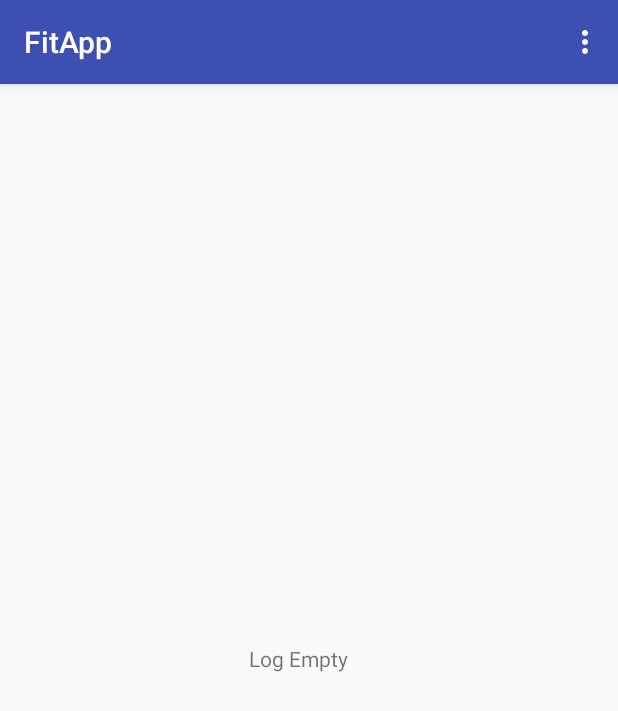
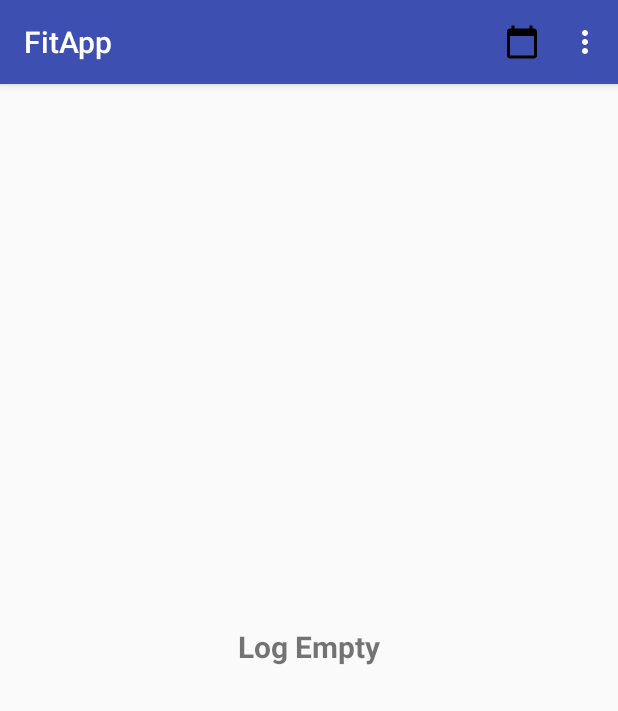
Before and after one commit to zaidsbaghal/FitTrak, an Android app: the screen it shows after launch once a user with an empty profile is signed in (mainLogActivity), on a phone screen of 412 x 824 dp. Shown: the top 711 px of the screen. Run offline under Robolectric (Android 15) with nearby library versions, the phone set to English and light mode, and no system bars; our stand-ins replace Firebase (no records; nobody signed in at launch, a user with empty details on screens opened directly).

Commit message:
started work on calendar view

```diff
--- a/FitnessTracker/app/build.gradle
+++ b/FitnessTracker/app/build.gradle
@@ -31,5 +31,6 @@ dependencies {
     implementation 'com.google.firebase:firebase-core:16.0.8'
     androidTestImplementation 'com.android.support.test:runner:1.0.2'
     androidTestImplementation 'com.android.support.test.espresso:espresso-core:3.0.2'
+    implementation 'com.android.support:recyclerview-v7:27.0.0'
 }
 apply plugin: 'com.google.gms.google-services'
--- a/FitnessTracker/app/src/main/java/com/example/fitnesstracker/mainLogActivity.java
+++ b/FitnessTracker/app/src/main/java/com/example/fitnesstracker/mainLogActivity.java
@@ -61,11 +61,15 @@ public class mainLogActivity extends AppCompatActivity {
         return super.onCreateOptionsMenu(menu);
     }
 
+    // Options menu click actions
     public boolean onOptionsItemSelected(MenuItem item) {
         // Handle item selection
         switch (item.getItemId()) {
             case R.id.logOut:
                 signOut();
+                return true;
+            case R.id.settings:
+                // Action goes here
                 return true;
             default:
                 return super.onOptionsItemSelected(item);
--- /dev/null
+++ b/FitnessTracker/app/src/main/res/drawable/ic_baseline_calendar_today_24px.xml
@@ -0,0 +1,9 @@
+<vector xmlns:android="http://schemas.android.com/apk/res/android"
+    android:width="24dp"
+    android:height="24dp"
+    android:viewportWidth="24"
+    android:viewportHeight="24">
+  <path
+      android:fillColor="#FF000000"
+      android:pathData="M20,3h-1L19,1h-2v2L7,3L7,1L5,1v2L4,3c-1.1,0 -2,0.9 -2,2v16c0,1.1 0.9,2 2,2h16c1.1,0 2,-0.9 2,-2L22,5c0,-1.1 -0.9,-2 -2,-2zM20,21L4,21L4,8h16v13z"/>
+</vector>
--- a/FitnessTracker/app/src/main/res/layout/activity_main_log.xml
+++ b/FitnessTracker/app/src/main/res/layout/activity_main_log.xml
@@ -14,18 +14,22 @@
 
     <TextView
         android:id="@+id/textView"
-        android:layout_width="80dp"
-        android:layout_height="22dp"
+        android:layout_width="149dp"
+        android:layout_height="32dp"
         android:layout_marginStart="8dp"
         android:layout_marginLeft="8dp"
         android:layout_marginTop="8dp"
         android:layout_marginEnd="8dp"
         android:layout_marginRight="8dp"
         android:layout_marginBottom="8dp"
+        android:gravity="center"
         android:text="Log Empty"
+        android:textSize="20dp"
+        android:textStyle="bold"
         app:layout_constraintBottom_toBottomOf="parent"
         app:layout_constraintEnd_toEndOf="parent"
         app:layout_constraintStart_toStartOf="parent"
-        app:layout_constraintTop_toBottomOf="@+id/toolbar" />
+        app:layout_constraintTop_toBottomOf="@+id/toolbar"
+        app:layout_constraintVertical_bias="0.488" />
 
 </android.support.constraint.ConstraintLayout>
--- a/FitnessTracker/app/src/main/res/menu/main_log_menu.xml
+++ b/FitnessTracker/app/src/main/res/menu/main_log_menu.xml
@@ -3,6 +3,12 @@
     xmlns:app="http://schemas.android.com/apk/res-auto"
     xmlns:tools="http://schemas.android.com/tools"
     tools:context=".mainLogActivity">
+
+    <item
+        android:id="@+id/calendar"
+        android:title="Calendar"
+        android:icon="@drawable/ic_baseline_calendar_today_24px"
+        app:showAsAction="always"/>
 
     <item
         android:id="@+id/settings"
```
